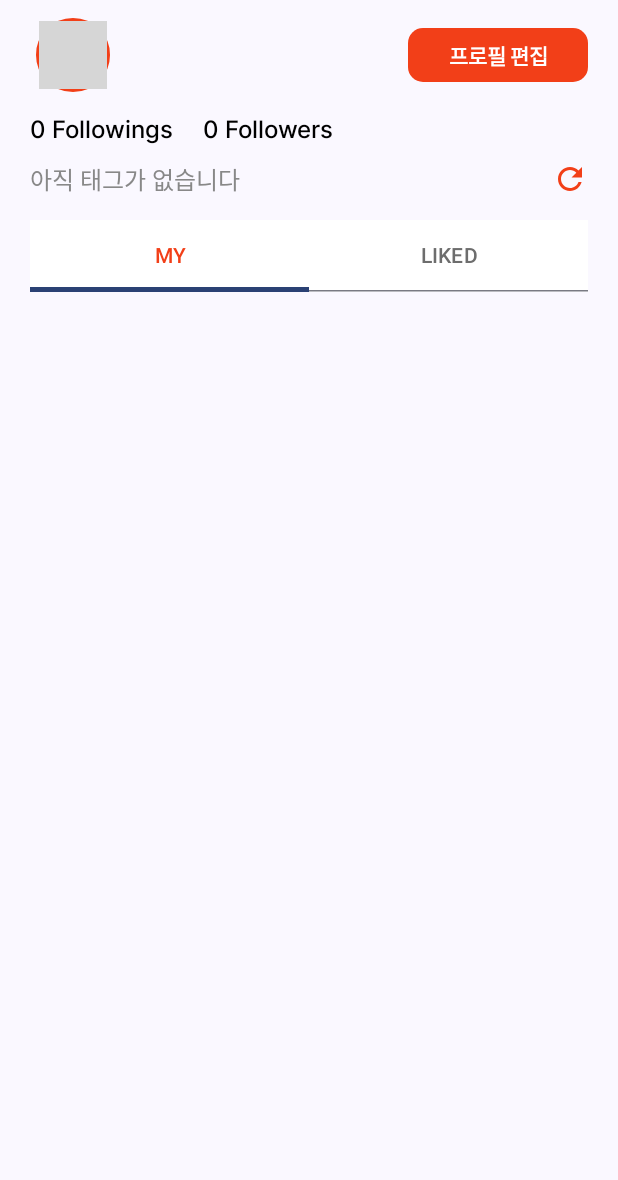
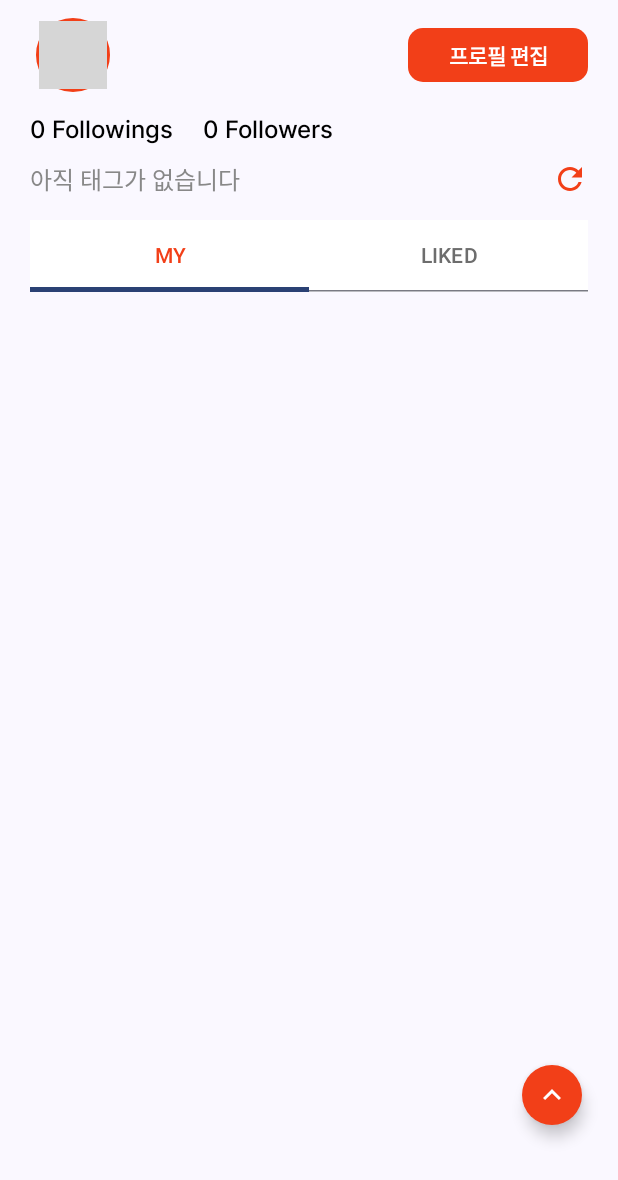
Before and after one commit to snuhcs-course/swpp-2023-project-team-15, an Android app built with Jetpack Compose: the composable MyProfileScreen shown on its own in the app's theme, on a phone screen of 412 x 824 dp. Shown: the top 1180 px of the screen. Run offline under Robolectric (Android 15) with nearby library versions, the phone set to English and light mode, and no system bars; our stand-ins replace accompanist; pictures from the network do not load; 3 statements that could not run were skipped; grey boxes are pictures that could not be loaded.

Commit message:
style: added floating scroll-up button

```diff
--- a/frontend/EatAndTell/app/src/main/java/com/example/eatandtell/ui/CommonUI.kt
+++ b/frontend/EatAndTell/app/src/main/java/com/example/eatandtell/ui/CommonUI.kt
@@ -21,6 +21,7 @@ import androidx.compose.foundation.shape.RoundedCornerShape
 import androidx.compose.material.icons.Icons
 import androidx.compose.material.icons.filled.Delete
 import androidx.compose.material.icons.filled.KeyboardArrowLeft
+import androidx.compose.material.icons.filled.KeyboardArrowUp
 import androidx.compose.material.icons.filled.Search
 import androidx.compose.material.icons.filled.Star
 import androidx.compose.material.icons.outlined.Close
@@ -873,3 +874,26 @@ fun MyIcon(onClick: () -> Unit) {
         tint = Black
     )
 }
+
+
+@Preview
+@Composable
+fun UpButton(onClick: () -> Unit = {}) {
+    SmallFloatingActionButton(
+        onClick = onClick,
+        containerColor = MainColor,
+        contentColor = White,
+        content = {
+            Icon(
+                imageVector = Icons.Default.KeyboardArrowUp,
+                contentDescription = "Scroll to Top"
+            )
+        },
+        //shape is circle
+        shape = RoundedCornerShape(50),
+        modifier = Modifier
+            .padding(bottom = 70.dp, end = 20.dp)
+            .fillMaxSize()
+            .wrapContentSize(Alignment.BottomEnd)
+    )
+}
--- a/frontend/EatAndTell/app/src/main/java/com/example/eatandtell/ui/appmain/NavigationBar.kt
+++ b/frontend/EatAndTell/app/src/main/java/com/example/eatandtell/ui/appmain/NavigationBar.kt
@@ -76,9 +76,7 @@ fun navigateToDestination(navController: NavHostController, destination: String)
         }
         // Avoid multiple copies of the same destination when re-selecting the same item
         launchSingleTop = true
-        // if 'upload' or 'editprofile', do not restoreState (리뷰, 맛집명, 수정한 내용이 남아있는 것 방지)
-        /*restoreState = (destination != "Upload" && destination != "EditProfile")*/
-        restoreState = false
+        restoreState = (destination == "Home") // TODO: 이유는 모르겠지만 MyProfile에서는 lazyliststate 복원이 안 돼서 Home에서만 함
     }
 }
 
--- a/frontend/EatAndTell/app/src/main/java/com/example/eatandtell/ui/appmain/ProfileScreen.kt
+++ b/frontend/EatAndTell/app/src/main/java/com/example/eatandtell/ui/appmain/ProfileScreen.kt
@@ -65,6 +65,7 @@ import com.example.eatandtell.ui.PostImage
 import com.example.eatandtell.ui.Profile
 import com.example.eatandtell.ui.StarRating
 import com.example.eatandtell.ui.Tag
+import com.example.eatandtell.ui.UpButton
 import com.example.eatandtell.ui.showToast
 import com.example.eatandtell.ui.theme.Black
 import com.example.eatandtell.ui.theme.Gray
@@ -198,6 +199,9 @@ fun UserProfileScreen(context: ComponentActivity, viewModel: AppMainViewModel, n
     var userPosts by remember { mutableStateOf(emptyList<PostDTO>()) }
     var userInfo by remember { mutableStateOf(UserInfoDTO(0, "", "", "", listOf(), false,0, 0)) }
     var loading by remember { mutableStateOf(true) } //이때는 유저 프로필까지 가져와야 한다.
+    var lazyListState = rememberLazyListState()
+    val coroutineScope = rememberCoroutineScope()
+
 
     LaunchedEffect(loading) {
         try {
@@ -236,7 +240,7 @@ fun UserProfileScreen(context: ComponentActivity, viewModel: AppMainViewModel, n
 
     else {
         LazyColumn(
-            state = rememberLazyListState(),
+            state = lazyListState,
             modifier = Modifier
                 .fillMaxSize()
                 .padding(horizontal = 20.dp)) {
@@ -261,6 +265,12 @@ fun UserProfileScreen(context: ComponentActivity, viewModel: AppMainViewModel, n
             // navigation bottom app bar 때문에 스크롤이 가려지는 것 방지 + 20.dp padding
             item {Spacer(modifier = Modifier.height(70.dp))}
         }
+
+        UpButton {
+            coroutineScope.launch {
+                lazyListState.animateScrollToItem(0)
+            }
+        }
     }
 }
 
@@ -270,6 +280,13 @@ fun MyProfileScreen(context: ComponentActivity, viewModel: AppMainViewModel, nav
     var myInfo = viewModel.myInfo
     var selectedTab by remember { mutableStateOf("MY") }
     var loading by remember { mutableStateOf(true) } //이때는 프로필은 고정이고, 하위 feed만 로딩하면 된다
+
+
+    var lazyListState = rememberLazyListState()
+    val coroutineScope = rememberCoroutineScope()
+
+    Log.d("navigateToDestination", "lazylist in MyProfile: ${lazyListState}")
+
 
     LaunchedEffect(selectedTab) {
         loading = true
@@ -298,7 +315,7 @@ fun MyProfileScreen(context: ComponentActivity, viewModel: AppMainViewModel, nav
     }
 
     LazyColumn(
-        state = rememberLazyListState(),
+        state = lazyListState,
         modifier = Modifier
             .fillMaxSize()
             .padding(horizontal = 20.dp)) {
@@ -370,9 +387,13 @@ fun MyProfileScreen(context: ComponentActivity, viewModel: AppMainViewModel, nav
         // navigation bottom app bar 때문에 스크롤이 가려지는 것 방지 + 20.dp padding
         item { Spacer(modifier = Modifier.height(70.dp)) }
     }
+
+    UpButton {
+        coroutineScope.launch {
+            lazyListState.animateScrollToItem(0)
+        }
+    }
 }
-
-
 
 
 
```
Also changed, not shown: frontend/EatAndTell/app/src/main/java/com/example/eatandtell/ui/appmain/HomeScreen.kt (+12 -1 lines).
